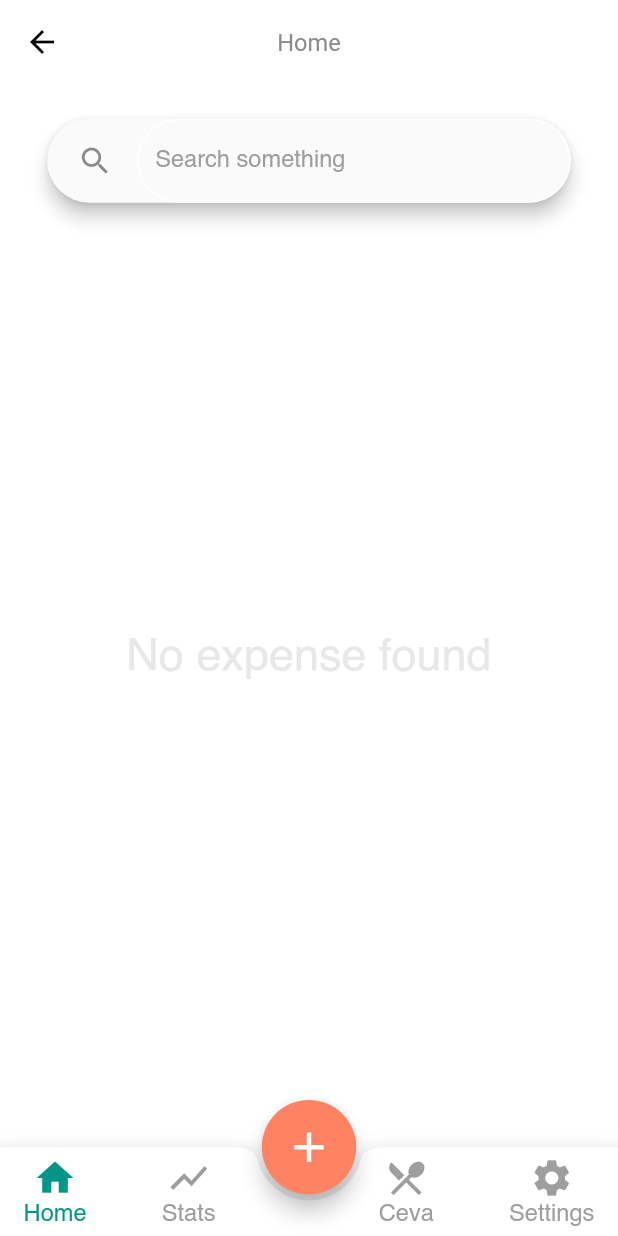
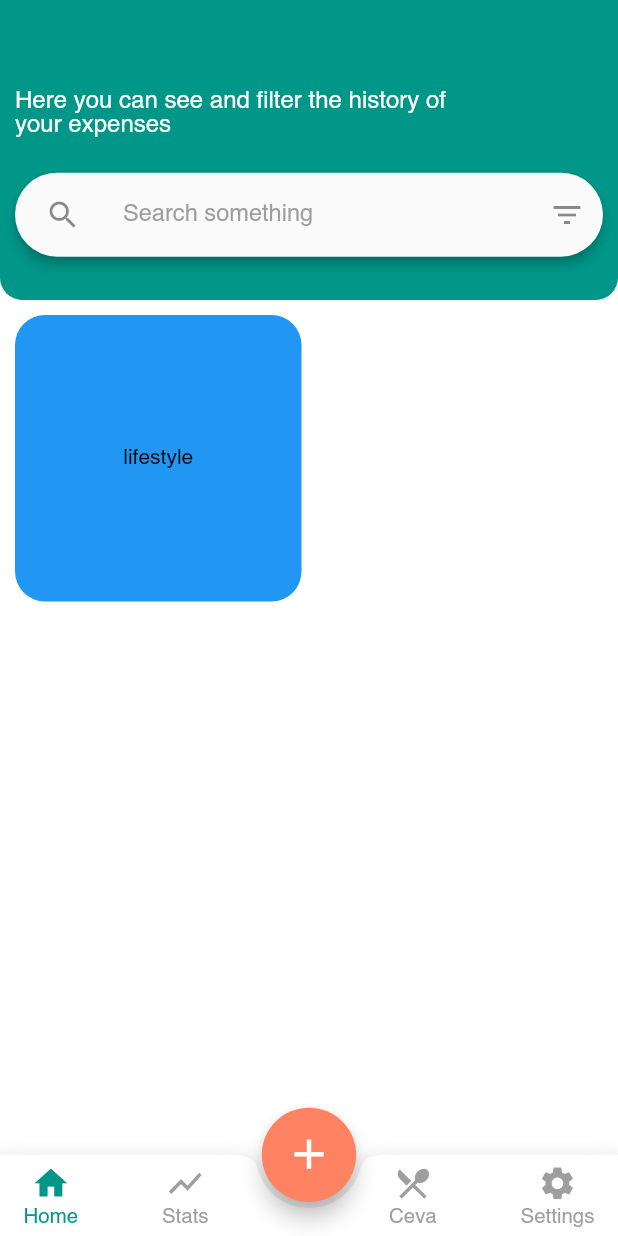
Before and after one commit to gaborvlad13/ExpensesApp, a Flutter app: the MainScreen screen opened by its route, after a tap on the "add" icon, on a phone screen of 412 x 824 dp. Run offline on Flutter 3.47's test engine with Material 2 defaults, Android fonts, the phone set to English and light mode, and no system bars; drawn by our look-alikes of focused_menu; our stand-ins replace cloud_firestore, firebase_auth, firebase_core, flutter_screenutil, font_awesome_flutter, google_sign_in; missing offline and left inert: flutter_facebook_login; accounts and stored records are empty.

Commit message:
firestore connection + ux improvements

```diff
--- a/lib/main.dart
+++ b/lib/main.dart
@@ -1,10 +1,17 @@
+import 'package:ExpensesApp/providers/database.dart';
 import 'package:ExpensesApp/screens/main_screen.dart';
+import 'package:ExpensesApp/providers/auth_service.dart';
+import 'package:ExpensesApp/screens/wrapper.dart';
+import 'package:firebase_auth/firebase_auth.dart';
 import 'package:flutter/material.dart';
 import 'package:flutter/services.dart';
+import 'package:provider/provider.dart';
 import './screens/login_screen.dart';
 import './screens/getting_started_screen.dart';
 import 'package:firebase_core/firebase_core.dart';
 import 'config/theme.dart';
+import 'models/expense.dart';
+import 'models/user_local.dart';
 
 void main() async {
   WidgetsFlutterBinding.ensureInitialized();
@@ -20,7 +27,9 @@ class MyApp extends StatelessWidget {
     SystemChrome.setPreferredOrientations([
       DeviceOrientation.portraitUp,
     ]);
-    return MaterialApp(
+    return StreamProvider<UserLocal>.value(
+      value: AuthService().user,
+      child: MaterialApp(
         theme: theme(),
         title: 'Flutter App',
         debugShowCheckedModeBanner: false,
@@ -29,6 +38,7 @@ class MyApp extends StatelessWidget {
           LoginScreen.routeName: (context) => LoginScreen(),
           MainScreen.routeName: (context) => MainScreen(),
         },
+      ),
     );
   }
 }
--- /dev/null
+++ b/lib/models/expense.dart
@@ -0,0 +1,32 @@
+import 'package:ExpensesApp/models/product.dart';
+import 'package:cloud_firestore/cloud_firestore.dart';
+import 'package:intl/intl.dart'
+;
+class Expense {
+  String id;
+  String date;
+  String title;
+  String description;
+  double price;
+  String categorie;
+  Expense({
+    this.id,
+    this.title,
+    this.description,
+    this.price,
+    this.date,
+    this.categorie,
+  });
+
+  factory Expense.fromFirestore(DocumentSnapshot doc) {
+    Map data = doc.data();
+    return Expense(
+      id: doc.id,
+      date: data['date'],
+      title: data['title'],
+      description: data['description'],
+      price: data['price'],
+      categorie: data['category'],
+    );
+  }
+}
--- /dev/null
+++ b/lib/models/product.dart
@@ -0,0 +1,19 @@
+import 'package:cloud_firestore/cloud_firestore.dart';
+
+class Product {
+  String id;
+ // String name;
+ // String description;
+  //double price;
+
+  Product({
+    this.id,
+    //this.name,
+    //this.description,
+    //this.price,
+  });
+
+  Product.fromDocumentSnapshot({DocumentSnapshot doc}) {
+    id = doc.id;
+  }
+}
--- /dev/null
+++ b/lib/models/user_local.dart
@@ -0,0 +1,6 @@
+class UserLocal {
+  final String uid;
+  UserLocal({
+    this.uid,
+  });
+}
--- a/lib/services/auth_service.dart
+++ b/lib/providers/auth_service.dart
@@ -1,11 +1,22 @@
+import 'package:ExpensesApp/models/user_local.dart';
 import 'package:firebase_auth/firebase_auth.dart';
+import 'package:flutter/cupertino.dart';
 import 'package:flutter_facebook_login/flutter_facebook_login.dart';
 import 'package:google_sign_in/google_sign_in.dart';
 
-class AuthService {
+class AuthService with ChangeNotifier {
   final FirebaseAuth _auth = FirebaseAuth.instance;
   final GoogleSignIn _googleSignIn = GoogleSignIn();
   final FacebookLogin _facebookLogin = FacebookLogin();
+
+  UserLocal _userFromFirebaseUser(User user) {
+    return user != null ? UserLocal(uid: user.uid) : null;
+  }
+
+  // auth change user stream
+  Stream<UserLocal> get user {
+    return _auth.authStateChanges().map(_userFromFirebaseUser);
+  }
 
   // register with mail and pass
   Future registerWithEmailAndPassword(String email, String password) async {
--- /dev/null
+++ b/lib/providers/database.dart
@@ -0,0 +1,51 @@
+import 'package:ExpensesApp/models/expense.dart';
+import 'package:cloud_firestore/cloud_firestore.dart';
+import 'package:flutter/cupertino.dart';
+
+class Database with ChangeNotifier {
+  final FirebaseFirestore _firestore = FirebaseFirestore.instance;
+
+  Future addExpense(String uid, Expense expense) async {
+    await _firestore
+        .collection("userData")
+        .doc("P7do2NpwREbK1Ihqi0G1PRRy8MX2")
+        .collection("expenses")
+        .add({
+      'title': expense.title,
+      'description': expense.description,
+      'price': expense.price,
+      'date': expense.date,
+      'category': expense.categorie,
+    });
+  }
+
+  void test() {
+    final reference =
+        _firestore.collection("userData").doc("ceva").collection("expenses");
+    final snapshot = reference.snapshots();
+    snapshot.forEach((element) {
+      element.docs.forEach((element) {
+        print(element.id);
+      });
+    });
+  }
+
+  List<Expense> _expenseListFromSnapshot(QuerySnapshot snapshot) {
+    try {
+      return snapshot.docs.map((e) => Expense.fromFirestore(e)).toList();
+    } catch (e) {
+      print(e.toString());
+    }
+  }
+
+  Stream<List<Expense>> getExpenses(String uid) {
+    try {
+      final reference =
+          _firestore.collection("userData").doc("P7do2NpwREbK1Ihqi0G1PRRy8MX2").collection("expenses");
+      final snapshots = reference.snapshots();
+      return snapshots.map((_expenseListFromSnapshot));
+    } catch (e) {
+      print(e.toString());
+    }
+  }
+}
--- a/lib/screens/getting_started_screen.dart
+++ b/lib/screens/getting_started_screen.dart
@@ -21,8 +21,9 @@ class _GetStartedScreenState extends State<GetStartedScreen> {
 
   @override
   void dispose() {
+    super.dispose();
     _pageController.dispose();
-    super.dispose();
+
   }
 
   @override
--- a/lib/screens/login_screen.dart
+++ b/lib/screens/login_screen.dart
@@ -1,6 +1,7 @@
 import 'package:ExpensesApp/config/palette.dart';
+import 'package:ExpensesApp/providers/auth_service.dart';
 import 'package:ExpensesApp/screens/main_screen.dart';
-import 'package:ExpensesApp/services/auth_service.dart';
+import 'package:ExpensesApp/providers/auth_service.dart';
 import 'package:flutter/material.dart';
 import 'package:flutter/services.dart';
 import 'package:flutter_screenutil/flutter_screenutil.dart';
--- a/lib/screens/main_screen.dart
+++ b/lib/screens/main_screen.dart
@@ -1,7 +1,10 @@
-import 'package:ExpensesApp/config/palette.dart';
+import 'package:ExpensesApp/models/expense.dart';
+import 'package:ExpensesApp/models/user_local.dart';
+import 'package:ExpensesApp/providers/database.dart';
 import 'package:ExpensesApp/widgets/main_screen/tab_item.dart';
 import 'package:flutter/material.dart';
 import 'package:flutter_screenutil/flutter_screenutil.dart';
+import 'package:provider/provider.dart';
 import '../widgets/main_screen/pages/history_page.dart';
 
 class MainScreen extends StatefulWidget {
@@ -28,23 +31,28 @@ class _MainScreenState extends State<MainScreen> {
   ];
   @override
   Widget build(BuildContext context) {
+    //ScreenUtil.init(context,
+       // width: 392.72, height: 713.45, allowFontScaling: false);
+    //String _uid = Provider.of<UserLocal>(context).uid;
     return Scaffold(
       body: _pages[_selectedPosition],
-      appBar: AppBar(
-        title: Text(
-          _tabs[_selectedPosition],
-          style: TextStyle(
-            fontSize: ScreenUtil().setSp(15),
-          ),
-        ),
-        centerTitle: true,
-      ),
       floatingActionButton: Container(
         height: ScreenUtil().setWidth(60),
         width: ScreenUtil().setWidth(60),
         child: FittedBox(
           child: FloatingActionButton(
-            onPressed: () {},
+            onPressed: () {
+              Database().addExpense(
+                "ceva",
+                Expense(
+                  title: "ceva",
+                  categorie: "lifestyle",
+                  description: "ceva",
+                  price: 23.4,
+                  date: "23.04.2020",
+                ),
+              );
+            },
             child: Icon(
               Icons.add,
               color: Colors.white,
@@ -105,3 +113,26 @@ class _MainScreenState extends State<MainScreen> {
     );
   }
 }
+/*class MainScreen extends StatelessWidget {
+  static const routeName = "/main_screen";
+  @override
+  Widget build(BuildContext context) {
+    final provider = Provider.of<List<Expense>>(context);
+    return provider != null
+        ? Scaffold(
+            body: ListView.builder(
+            itemBuilder: (context, index) {
+              return Row(
+                children: [
+                  GestureDetector(
+                    onTap: Database().test,
+                    child: Text(provider[index].date.toIso8601String()),
+                  ),
+                ],
+              );
+            },
+            itemCount: provider.length,
+          ))
+        : CircularProgressIndicator();
+  }
+}*/
--- /dev/null
+++ b/lib/screens/wrapper.dart
@@ -0,0 +1,17 @@
+import 'package:ExpensesApp/models/expense.dart';
+import 'package:ExpensesApp/models/user_local.dart';
+import 'package:ExpensesApp/providers/database.dart';
+import 'package:ExpensesApp/screens/login_screen.dart';
+import 'package:ExpensesApp/screens/main_screen.dart';
+import 'package:flutter/material.dart';
+import 'package:provider/provider.dart';
+import 'getting_started_screen.dart';
+
+class Wrapper extends StatelessWidget {
+  @override
+  Widget build(BuildContext context) {
+    //final user = Provider.of<UserLocal>(context);
+
+      return MainScreen();
+  }
+}
--- a/lib/widgets/login_screen/login_button.dart
+++ b/lib/widgets/login_screen/login_button.dart
@@ -14,7 +14,6 @@ class LoginButton extends StatefulWidget {
   @override
   _LoginButtonState createState() => _LoginButtonState();
 }
-
 class _LoginButtonState extends State<LoginButton> {
   var _isLoading = false;
   @override
--- /dev/null
+++ b/lib/widgets/main_screen/history_sliver_header.dart
@@ -0,0 +1,97 @@
+import 'package:ExpensesApp/config/palette.dart';
+import 'package:flutter/material.dart';
+import 'package:flutter_screenutil/screenutil.dart';
+
+class HistorySliverHeader extends StatelessWidget {
+  @override
+  Widget build(BuildContext context) {
+    return SliverPersistentHeader(
+      delegate: Delegate(),
+      //pinned: true,
+      floating: true,
+    );
+  }
+}
+
+class Delegate extends SliverPersistentHeaderDelegate {
+  @override
+  Widget build(
+      BuildContext context, double shrinkOffset, bool overlapsContent) {
+    return Stack(
+      children: [
+        Container(
+          height: 200,
+          width: double.infinity,
+          //height: 230,
+          decoration: BoxDecoration(
+            color: Colors.teal,
+            borderRadius: BorderRadius.only(
+                bottomLeft: Radius.circular(15),
+                bottomRight: Radius.circular(15)),
+          ),
+          child: Padding(
+            padding: const EdgeInsets.only(top: 60, left: 10, right: 10),
+            child: SingleChildScrollView(
+              physics: NeverScrollableScrollPhysics(),
+              child: Column(
+                crossAxisAlignment: CrossAxisAlignment.start,
+                children: [
+                  Text(
+                    "Here you can see and filter the history of\nyour expenses",
+                    style: TextStyle(color: Colors.white, fontSize: 16),
+                  ),
+                  SizedBox(
+                    height: ScreenUtil().setHeight(20),
+                  ),
+                  Material(
+                    elevation: 3,
+                    borderRadius: BorderRadius.circular(100),
+                    child: buildTextField(),
+                  ),
+                ],
+              ),
+            ),
+          ),
+        ),
+      ],
+    );
+  }
+
+  TextField buildTextField() {
+    var outlineInputBorder = OutlineInputBorder(
+      borderRadius: BorderRadius.circular(100),
+      borderSide: BorderSide(color: Colors.transparent),
+      gapPadding: 10,
+    );
+    return TextField(
+      decoration: InputDecoration(
+        hintText: "Search something",
+        hintStyle: TextStyle(
+          color: Colors.grey,
+          fontSize: ScreenUtil().setSp(15),
+        ),
+        border: outlineInputBorder,
+        focusedBorder: outlineInputBorder,
+        enabledBorder: outlineInputBorder,
+        suffixIcon: Icon(Icons.filter_list),
+        icon: Padding(
+          padding: EdgeInsets.only(left: 20),
+          child: Icon(Icons.search),
+        ),
+      ),
+    );
+  }
+
+  @override
+  // TODO: implement maxExtent
+  double get maxExtent => 200;
+
+  @override
+  // TODO: implement minExtent
+  double get minExtent => 100;
+
+  @override
+  bool shouldRebuild(SliverPersistentHeaderDelegate oldDelegate) {
+    return true;
+  }
+}
--- a/lib/widgets/main_screen/pages/history_page.dart
+++ b/lib/widgets/main_screen/pages/history_page.dart
@@ -1,60 +1,73 @@
 import 'package:ExpensesApp/config/palette.dart';
+import 'package:ExpensesApp/models/expense.dart';
+import 'package:ExpensesApp/models/user_local.dart';
+import 'package:ExpensesApp/providers/database.dart';
+import 'package:ExpensesApp/widgets/main_screen/history_sliver_header.dart';
+import 'package:ExpensesApp/widgets/main_screen/pages/test.dart';
 import 'package:flutter/material.dart';
 import 'package:flutter_screenutil/flutter_screenutil.dart';
+import 'package:focused_menu/focused_menu.dart';
+import 'package:focused_menu/modals.dart';
+import 'package:provider/provider.dart';
 
 class HistoryPage extends StatelessWidget {
   @override
   Widget build(BuildContext context) {
-    return Padding(
-      padding: EdgeInsets.symmetric(
-        horizontal: ScreenUtil().setWidth(30),
-        vertical: ScreenUtil().setHeight(20),
-      ),
-      child: Column(
-        mainAxisAlignment: MainAxisAlignment.start,
-        children: [
-          Material(
-            elevation: 5,
-            borderRadius: BorderRadius.circular(100),
-            child: buildTextField(),
-          ),
-          Expanded(
-            child: Center(
-              child: Text(
-                "No expense found",
-                style: TextStyle(
-                  color: kLightGrey,
-                  fontSize: 30,
-                ),
-              ),
-            ),
-          ),
-        ],
-      ),
-    );
-  }
-
-  TextField buildTextField() {
-    var outlineInputBorder = OutlineInputBorder(
-      borderRadius: BorderRadius.circular(100),
-      borderSide: BorderSide(color: Colors.white),
-      gapPadding: 10,
-    );
-    return TextField(
-      decoration: InputDecoration(
-        hintText: "Search something",
-        hintStyle: TextStyle(
-          color: Colors.grey,
-          fontSize: ScreenUtil().setSp(15),
+    final userProvider = Provider.of<UserLocal>(context);
+    return CustomScrollView(
+      physics: BouncingScrollPhysics(),
+      slivers: [
+        HistorySliverHeader(),
+        StreamProvider<List<Expense>>.value(
+          value: Database().getExpenses("userProvider.uid"),
+          child: Grid(),
         ),
-        border: outlineInputBorder,
-        focusedBorder: outlineInputBorder,
-        enabledBorder: outlineInputBorder,
-        icon: Padding(
-          padding: EdgeInsets.only(left: 20),
-          child: Icon(Icons.search),
-        ),
-      ),
+      ],
     );
   }
 }
+
+class Grid extends StatelessWidget {
+  @override
+  Widget build(BuildContext context) {
+    final list = Provider.of<List<Expense>>(context);
+
+    return list != null
+        ? SliverPadding(
+            padding: EdgeInsets.all(10),
+            sliver: SliverGrid(
+              delegate: SliverChildBuilderDelegate(
+                (context, index) {
+                  return FocusedMenuHolder(
+                    onPressed: (){},
+                    menuItems: [
+                      FocusedMenuItem(title: Text("ceva"), onPressed: () {},trailingIcon: Icon(Icons.edit)),
+                    ],
+                    duration: Duration(milliseconds: 150),
+                    child: Container(
+                      decoration: BoxDecoration(
+                          borderRadius: BorderRadius.all(Radius.circular(20)),
+                          color: Colors.blue),
+                      alignment: Alignment.center,
+                      child: Text(list[index].categorie),
+                    ),
+                  );
+                },
+                childCount: list.length,
+              ),
+              gridDelegate: SliverGridDelegateWithFixedCrossAxisCount(
+                crossAxisCount: 2,
+                childAspectRatio: 1,
+                mainAxisSpacing: 10,
+                crossAxisSpacing: 10,
+              ),
+            ),
+          )
+        : SliverToBoxAdapter(
+            child: Container(
+              height: MediaQuery.of(context).size.height,
+              child: Center(child: CircularProgressIndicator()),
+            ),
+          );
+  }
+}
--- /dev/null
+++ b/lib/widgets/main_screen/pages/test.dart
@@ -0,0 +1,22 @@
+import 'package:ExpensesApp/models/expense.dart';
+import 'package:flutter/material.dart';
+import 'package:provider/provider.dart';
+
+class Test extends StatelessWidget {
+  @override
+  Widget build(BuildContext context) {
+    var expenses = Provider.of<List<Expense>>(context);
+    return SingleChildScrollView(
+      child: Column(
+        children: [
+          ListView.builder(
+            itemBuilder: (context, index) {
+              return Text(expenses[index].date);
+            },
+            itemCount: expenses.length,
+          )
+        ],
+      ),
+    );
+  }
+}
--- a/lib/widgets/main_screen/tab_item.dart
+++ b/lib/widgets/main_screen/tab_item.dart
@@ -20,7 +20,7 @@ class TabItem extends StatelessWidget {
         horizontal: ScreenUtil().setWidth(15),
         vertical: ScreenUtil().setHeight(5),
       ),
-      child: InkWell(
+      child: GestureDetector(
         onTap: pressed,
         child: Column(
           mainAxisSize: MainAxisSize.min,
@@ -28,7 +28,7 @@ class TabItem extends StatelessWidget {
             Icon(
               icon,
               color: isSelected ? kPrimaryColor : Colors.grey,
-              size: ScreenUtil().setSp(28),
+              size: ScreenUtil().setSp(25),
             ),
             SizedBox(
               height: ScreenUtil().setHeight(2),
@@ -37,7 +37,7 @@ class TabItem extends StatelessWidget {
               text,
               style: TextStyle(
                 color: isSelected ? kPrimaryColor : Colors.grey,
-                fontSize: ScreenUtil().setSp(15),
+                fontSize: ScreenUtil().setSp(13),
               ),
             ),
           ],
--- a/pubspec.yaml
+++ b/pubspec.yaml
@@ -33,6 +33,7 @@ dependencies:
   google_fonts: ^1.1.0
   google_sign_in: ^4.5.3
   flutter_facebook_login: ^3.0.0
+  focused_menu: ^1.0.1
 
   # The following adds the Cupertino Icons font to your application.
   # Use with the CupertinoIcons class for iOS style icons.
```
Also changed, not shown: pubspec.lock. Lines whose indentation alone changed are shown as unchanged.
